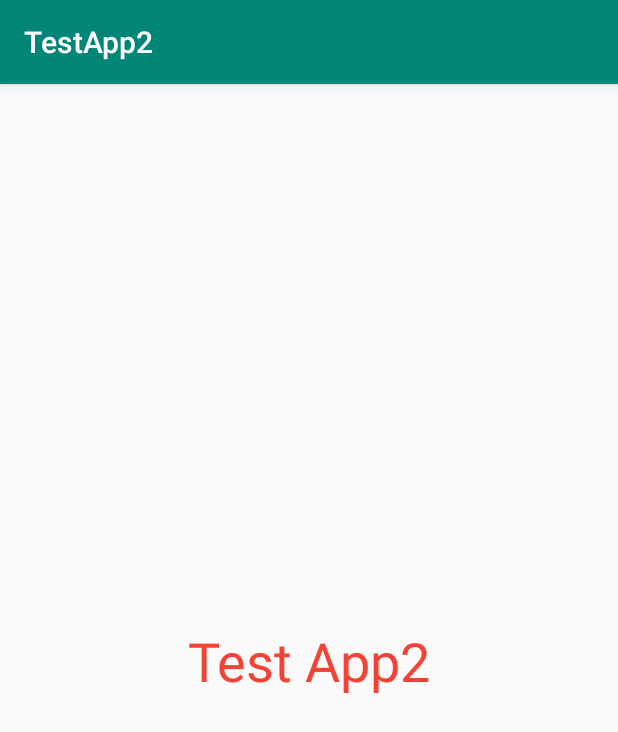
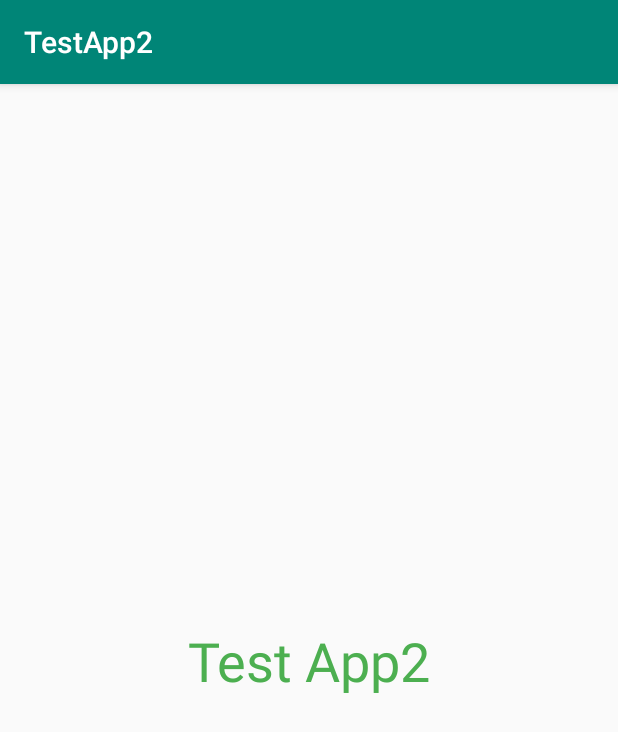
Before and after one commit to tominaga-10n/TestApp2, an Android app: the screen it shows after launch (MainActivity), on a phone screen of 412 x 824 dp. Shown: the top 732 px of the screen. Run offline under Robolectric (Android 15) with nearby library versions, the phone set to English and light mode, and no system bars.

Commit message:
Commit& Pushをテスト

```diff
--- a/app/src/main/java/com/example/testapp2/MainActivity.java
+++ b/app/src/main/java/com/example/testapp2/MainActivity.java
@@ -12,5 +12,6 @@ public class MainActivity extends AppCompatActivity {
 
         //ちょっと変更したよ
         //Commit & pushをテスト
+        //もういちどCommit & Pushをテスト
     }
 }
--- a/app/src/main/res/layout/activity_main.xml
+++ b/app/src/main/res/layout/activity_main.xml
@@ -10,7 +10,7 @@
         android:layout_width="wrap_content"
         android:layout_height="wrap_content"
         android:text="Test App2"
-        android:textColor="#F44336"
+        android:textColor="#4CAF50"
         android:textSize="36sp"
         app:layout_constraintBottom_toBottomOf="parent"
         app:layout_constraintLeft_toLeftOf="parent"
```
